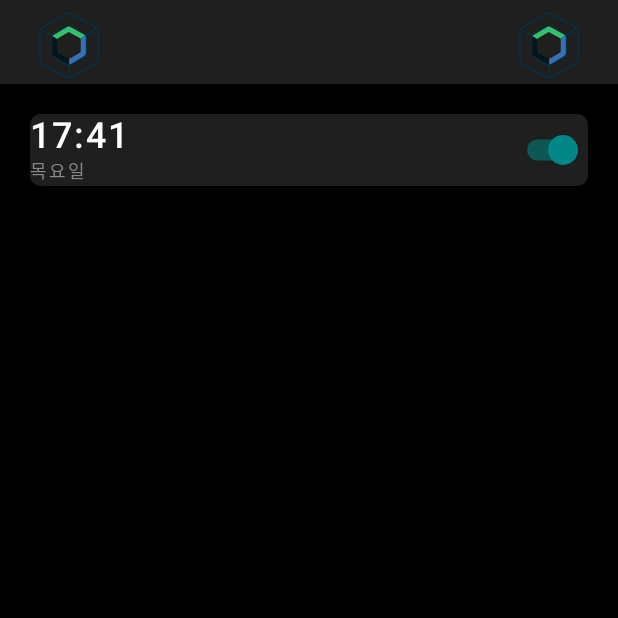
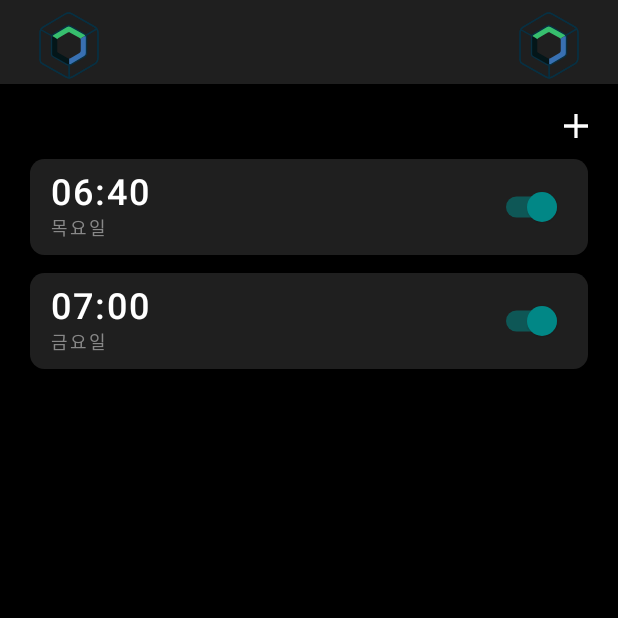
Before and after one commit to Woo124/alarm05, an Android app built with Jetpack Compose: the screen it shows after launch (MainActivity), on a phone screen of 412 x 824 dp, the top half of it. Run offline under Robolectric (Android 15) with nearby library versions, the phone set to English and light mode, and no system bars; our stand-ins replace Compose Multiplatform resources.

Commit message:
Feat: Add Alarm Popup

```diff
--- a/composeApp/build.gradle.kts
+++ b/composeApp/build.gradle.kts
@@ -32,6 +32,7 @@ kotlin {
         val desktopMain by getting
 
         androidMain.dependencies {
+            implementation(libs.androidx.material3.android)
             implementation(libs.compose.ui.tooling.preview)
             implementation(libs.androidx.activity.compose)
         }
@@ -39,6 +40,7 @@ kotlin {
             implementation(compose.runtime)
             implementation(compose.foundation)
             implementation(compose.material)
+            implementation(compose.material3)
             implementation(compose.ui)
             implementation(compose.components.resources)
             implementation(compose.components.uiToolingPreview)
--- /dev/null
+++ b/composeApp/src/commonMain/composeResources/drawable/button_alarm_add.xml
@@ -0,0 +1,14 @@
+<vector xmlns:android="http://schemas.android.com/apk/res/android"
+    android:width="65dp"
+    android:height="65dp"
+    android:viewportWidth="65"
+    android:viewportHeight="65">
+  <group>
+    <clip-path
+        android:pathData="M0,0h65v65h-65z"/>
+    <path
+        android:pathData="M28.04,0 L36.89,0 36.89,28.002 65,28.002 65,37 36.89,37 36.89,65 28.04,65 28.04,37 0,37 0,28.002 28.04,28.002 28.04,0Z"
+        android:fillColor="#FFFFFF"
+        android:fillType="evenOdd"/>
+  </group>
+</vector>
--- a/composeApp/src/commonMain/kotlin/App.kt
+++ b/composeApp/src/commonMain/kotlin/App.kt
@@ -1,12 +1,10 @@
 import androidx.compose.material.MaterialTheme
 import androidx.compose.runtime.*
-import org.jetbrains.compose.resources.ExperimentalResourceApi
 import org.jetbrains.compose.ui.tooling.preview.Preview
 
 import ui.main.MainAppView
 
 
-@OptIn(ExperimentalResourceApi::class)
 @Composable
 @Preview
 fun App() {
--- a/composeApp/src/commonMain/kotlin/ui/navigation/alarmViewController.kt
+++ b/composeApp/src/commonMain/kotlin/ui/navigation/alarmViewController.kt
@@ -1,57 +1,94 @@
 package ui.navigation
 
+import alarm05.composeapp.generated.resources.Res
+import alarm05.composeapp.generated.resources.button_alarm_add
+import androidx.compose.foundation.Image
 import androidx.compose.foundation.layout.*
+import androidx.compose.foundation.lazy.LazyColumn
+import androidx.compose.foundation.lazy.itemsIndexed
 import androidx.compose.foundation.rememberScrollState
 import androidx.compose.foundation.shape.RoundedCornerShape
 import androidx.compose.foundation.verticalScroll
-import androidx.compose.material.*
+import androidx.compose.material.Button
+import androidx.compose.material.ButtonDefaults
+import androidx.compose.material.Switch
+import androidx.compose.material.Text
 import androidx.compose.runtime.Composable
 import androidx.compose.runtime.MutableState
 import androidx.compose.runtime.mutableStateOf
+import androidx.compose.runtime.rememberCoroutineScope
 import androidx.compose.ui.Alignment
 import androidx.compose.ui.Modifier
 import androidx.compose.ui.graphics.Color
 import androidx.compose.ui.unit.dp
 import androidx.compose.ui.unit.sp
+import kotlinx.coroutines.launch
+import org.jetbrains.compose.resources.ExperimentalResourceApi
+import org.jetbrains.compose.resources.painterResource
+import ui.popup.AlarmPopup
 
 
+@OptIn(ExperimentalResourceApi::class)
 @Composable
 fun AlarmView() {
-    val scroll = rememberScrollState()
+    val alarmList = mutableListOf<AlarmInfo>(
+        AlarmInfo(mutableStateOf("06:40"), mutableStateOf("목요일"), mutableStateOf(true)),
+        AlarmInfo(mutableStateOf("07:00"), mutableStateOf("금요일"), mutableStateOf(true)),
+    )
+
     Column(
-        modifier = Modifier.fillMaxWidth().verticalScroll(scroll).padding(20.dp),
+        modifier = Modifier.fillMaxWidth().padding(20.dp),
         verticalArrangement = Arrangement.Top,
         horizontalAlignment = Alignment.CenterHorizontally
     ) {
-        val alarmList = mutableSetOf<AlarmInfo>()
+        val scope = rememberCoroutineScope()
+        val showPopup = mutableStateOf(false)
+        val alarmPopupIndex = mutableStateOf(-1)
 
-        val testAlarm = AlarmInfo(mutableStateOf("17:41"), mutableStateOf("목요일"), mutableStateOf(true))
-        val onClick = {
-
+        val alarmPlusPopupLauncher: () -> Unit = {
+            scope.launch {
+                showPopup.value = true
+            }
         }
 
-                /*
-        val openLampTypeSelector: () -> Unit = {
-            scope.launch {
-                dialogOpeningHaptic({
-                    haptic.performHapticFeedback(it)
-                }) {
-                    delay(200)
-                    showBottomSheet.value = true
-                    delay(100)
-                }
+        AlarmPopup(showPopup, alarmList, alarmPopupIndex)
+
+        Row(
+            modifier = Modifier.fillMaxWidth().padding(bottom = 14.dp),
+            verticalAlignment = Alignment.Top,
+            horizontalArrangement = Arrangement.End
+        ) {
+            Button(
+                onClick = {
+                    alarmPopupIndex.value = -1
+                    alarmPlusPopupLauncher()
+                },
+                modifier = Modifier.size(16.dp),
+                colors = ButtonDefaults.buttonColors(backgroundColor = Color.Transparent),
+                contentPadding = PaddingValues(0.dp),
+                elevation = ButtonDefaults.elevation(0.dp)
+            ) {
+                Image(
+                    painterResource(Res.drawable.button_alarm_add),
+                    modifier = Modifier.size(16.dp),
+                    contentDescription = null
+                )
             }
-        }*/
+        }
 
-        alarmListComponent(onClick, testAlarm.time, testAlarm.day, testAlarm.checked)
-
-        /*
         LazyColumn(
+            verticalArrangement = Arrangement.spacedBy(12.dp),
         ) {
-            for (alarm: alarmList) {
-                //alarmListComponent(alarm.time, alarm.day, alarm.checked)
+            itemsIndexed(alarmList) { index, alarm ->
+                alarmListComponent(
+                    {
+                        alarmPopupIndex.value = index
+                        alarmPlusPopupLauncher()
+                    },
+                    alarm.time, alarm.day, alarm.checked
+                )
             }
-        }*/
+        }
     }
 }
 
@@ -76,7 +113,7 @@ fun alarmListComponent(
         shape = RoundedCornerShape(15, 15, 15, 15),
         colors = ButtonDefaults.buttonColors(backgroundColor = Color(31, 31, 31)),
         elevation = ButtonDefaults.elevation(0.dp),
-        contentPadding = PaddingValues(0.dp)
+        contentPadding = PaddingValues(horizontal = 14.dp, vertical = 8.dp)
     ) {
         Row(
             modifier = Modifier.fillMaxWidth(),
--- a/gradle/libs.versions.toml
+++ b/gradle/libs.versions.toml
@@ -8,13 +8,14 @@ androidx-appcompat = "1.6.1"
 androidx-constraintlayout = "2.1.4"
 androidx-core-ktx = "1.13.0"
 androidx-espresso-core = "3.5.1"
-androidx-material = "1.11.0"
+androidx-material3 = "1.11.0"
 androidx-test-junit = "1.1.5"
 compose = "1.6.6"
 compose-plugin = "1.6.2"
 compose-navigation = "2.7.7"
 junit = "4.13.2"
 kotlin = "1.9.23"
+material3Android = "1.2.1"
 
 [libraries]
 kotlin-test = { module = "org.jetbrains.kotlin:kotlin-test", version.ref = "kotlin" }
@@ -24,12 +25,13 @@ androidx-core-ktx = { group = "androidx.core", name = "core-ktx", version.ref =
 androidx-test-junit = { group = "androidx.test.ext", name = "junit", version.ref = "androidx-test-junit" }
 androidx-espresso-core = { group = "androidx.test.espresso", name = "espresso-core", version.ref = "androidx-espresso-core" }
 androidx-appcompat = { group = "androidx.appcompat", name = "appcompat", version.ref = "androidx-appcompat" }
-androidx-material = { group = "com.google.android.material", name = "material", version.ref = "androidx-material" }
+androidx-material3 = { group = "com.google.android.material3", name = "material3", version.ref = "androidx-material3" }
 androidx-constraintlayout = { group = "androidx.constraintlayout", name = "constraintlayout", version.ref = "androidx-constraintlayout" }
 androidx-activity-compose = { module = "androidx.activity:activity-compose", version.ref = "androidx-activityCompose" }
 compose-ui-tooling = { module = "androidx.compose.ui:ui-tooling", version.ref = "compose" }
 compose-ui-tooling-preview = { module = "androidx.compose.ui:ui-tooling-preview", version.ref = "compose" }
 compose-navigation = { module = "androidx.navigation:navigation-compose", version.ref = "compose-navigation" }
+androidx-material3-android = { group = "androidx.compose.material3", name = "material3-android", version.ref = "material3Android" }
 
 [plugins]
 androidApplication = { id = "com.android.application", version.ref = "agp" }
```
Also changed, not shown: composeApp/src/commonMain/kotlin/ui/popup/alarmPopup.kt (+16 -56 lines).
